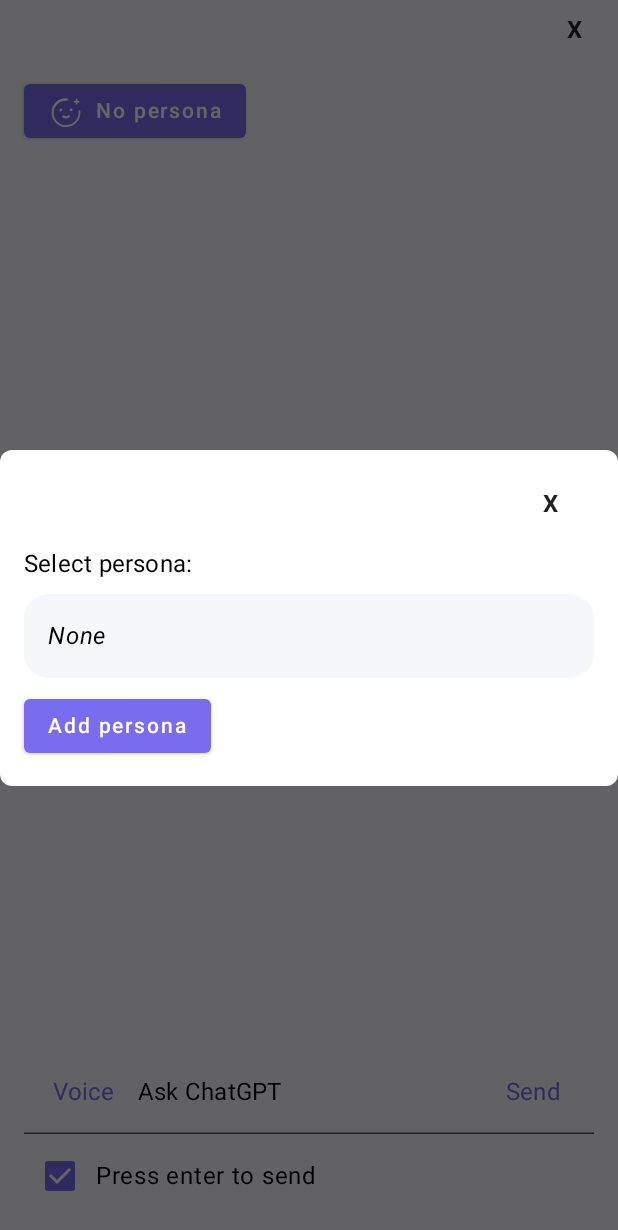
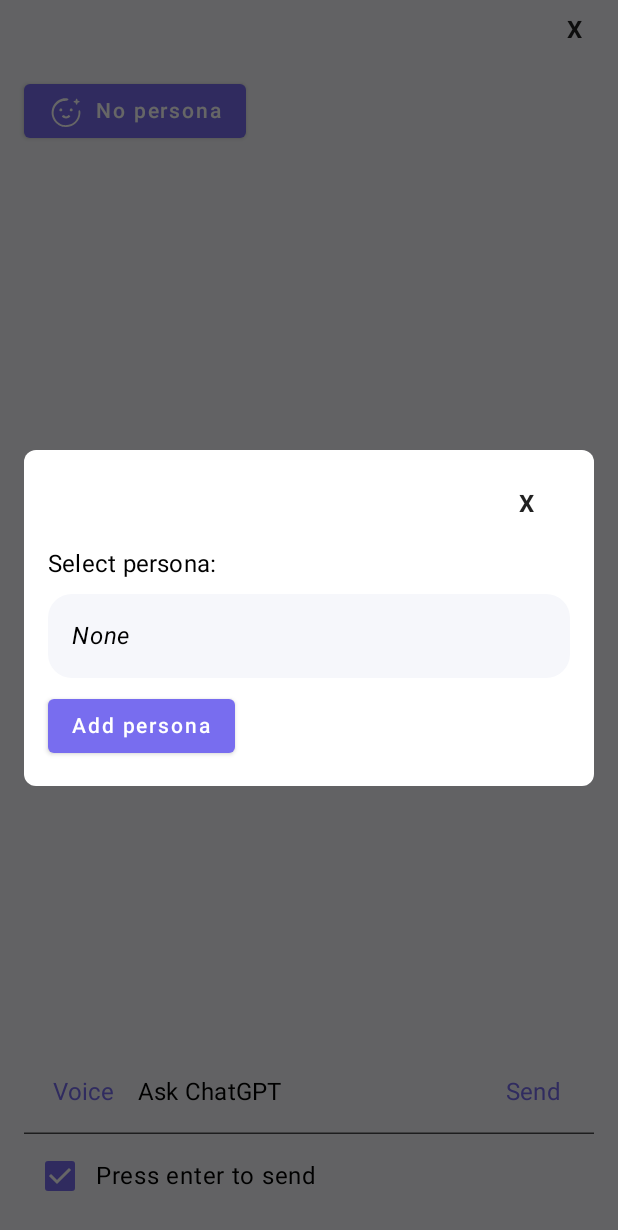
Before and after one commit to adriantache/GPTAssistantDesktop, an Android app built with Jetpack Compose: the screen it shows after launch (MainActivity), after a tap on "No persona", on a phone screen of 412 x 824 dp. Shown: the top 1230 px of the screen. Run offline under Robolectric (Android 15) with nearby library versions, the phone set to English and light mode, and no system bars; our stand-ins replace Compose Multiplatform resources; 2 other taps on this screen came first.

Commit message:
Fix persona view

```diff
--- a/composeApp/src/commonMain/kotlin/new_structure/presentation/persona/view/PersonaSelectorDialog.kt
+++ b/composeApp/src/commonMain/kotlin/new_structure/presentation/persona/view/PersonaSelectorDialog.kt
@@ -18,6 +18,7 @@ import androidx.compose.ui.text.font.FontStyle
 import androidx.compose.ui.text.style.TextAlign
 import androidx.compose.ui.unit.dp
 import androidx.compose.ui.window.Dialog
+import androidx.compose.ui.window.DialogProperties
 import new_structure.presentation.persona.model.PersonaItem
 import new_structure.presentation.shared.CloseRow
 import new_structure.util.Strings.PERSONA_SELECTOR_ADD_PERSONA
@@ -37,9 +38,13 @@ fun PersonaSelectorDialog(
     onSelectPersona: (id: String) -> Unit,
     onDismiss: () -> Unit,
 ) {
-    Dialog(onDismissRequest = onDismiss) {
+    Dialog(
+        onDismissRequest = onDismiss,
+        properties = DialogProperties(usePlatformDefaultWidth = false),
+    ) {
         LazyColumn(
             modifier = Modifier
+                .padding(16.dp)
                 .fillMaxWidth()
                 .background(AppColor.card(), RoundedCornerShape(8.dp))
                 .padding(16.dp),
@@ -130,11 +135,7 @@ private fun PersonaListItem(
             .padding(16.dp),
         verticalAlignment = Alignment.CenterVertically,
     ) {
-        Box(
-            modifier = Modifier
-                .weight(1f)
-                .padding(16.dp)
-        ) {
+        Box(modifier = Modifier.weight(1f)) {
             Text(
                 text = persona.name,
                 style = MaterialTheme.typography.body1,
```
